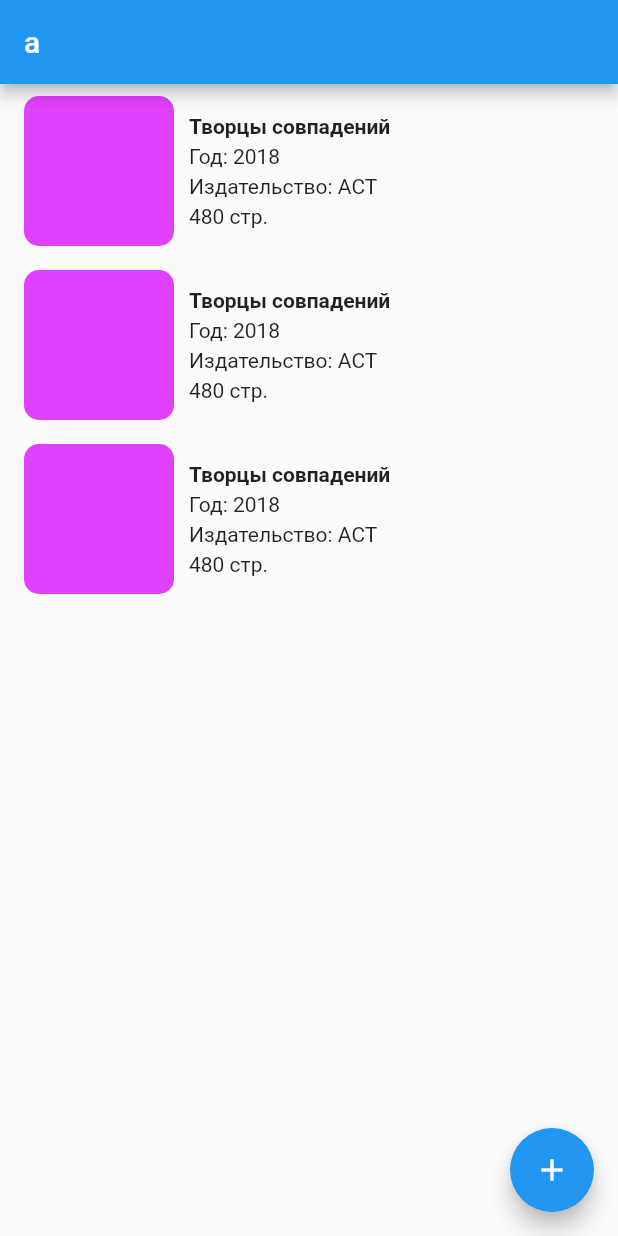
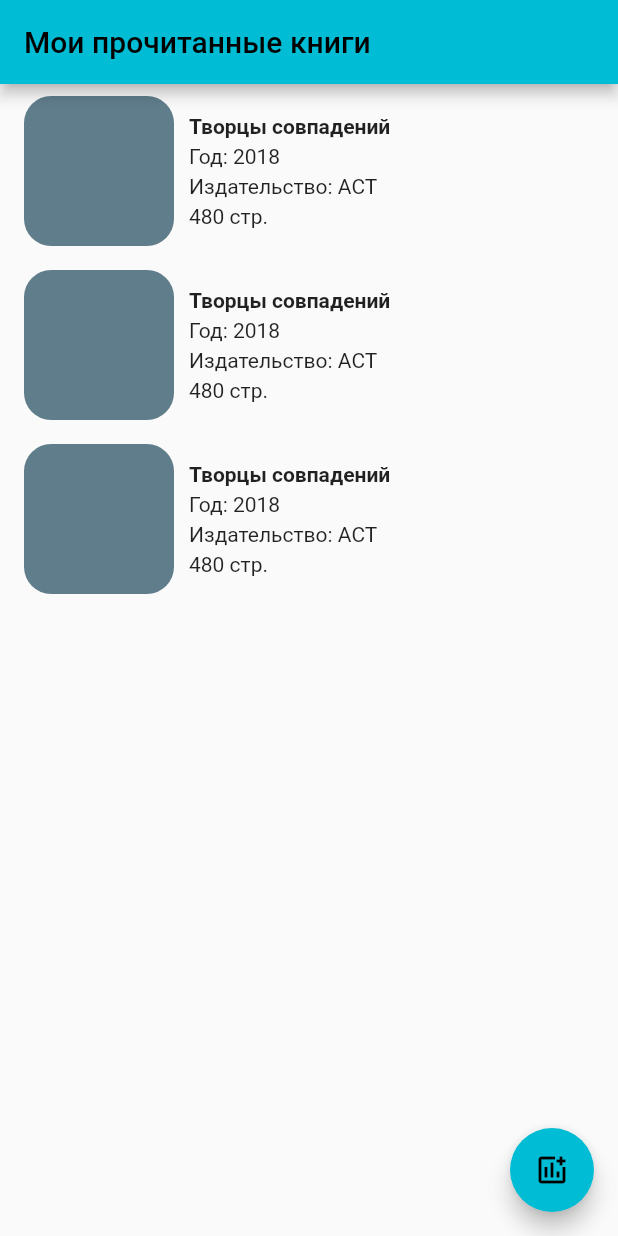
Before and after one commit to gastonbai/book_storage, a Flutter app: the screen it shows after launch, on a phone screen of 412 x 824 dp. Run offline on Flutter 3.47's test engine with Material 2 defaults, Android fonts, the light colour scheme and no system bars; our stand-ins replace freezed_annotation, sqflite; accounts and stored records are empty.

Commit message:
Привел в порядок код, поэкспериментировал с темами

```diff
--- a/lib/configuration/navigation/home_page.dart
+++ b/lib/configuration/navigation/home_page.dart
@@ -1,3 +1,5 @@
+import 'dart:math';
+
 import 'package:book_storage/core/extensions/widget_padding_extension.dart';
 import 'package:flutter/material.dart';
 import '../../domain/models/book_info.dart';
@@ -19,7 +21,7 @@ class MyHomePageState extends State<MyHomePage>{
   Widget build(BuildContext context) {
     return Scaffold(
       appBar: AppBar(
-          title: Text(widget.title)
+          title: Text('widget.title')
       ),
       body: ListView.builder(
         itemCount: 3,
@@ -57,9 +59,9 @@ class BookShortInfoWidget extends StatelessWidget {
     return Row(
       children: [
         ClipRRect(
-          borderRadius: BorderRadius.circular(10),
+          borderRadius: BorderRadius.circular(18),
           child: const ColoredBox(
-            color: Colors.purpleAccent,
+            color: Colors.blueGrey,
             child: SizedBox(
               width: 100,
               height: 100,
--- a/lib/core/App.dart
+++ b/lib/core/App.dart
@@ -1,6 +1,4 @@
 import 'package:flutter/material.dart';
-
-import '../configuration/navigation/home_page.dart';
 import '../features/library/library_page.dart';
 
 class App extends StatelessWidget {
@@ -9,11 +7,14 @@ class App extends StatelessWidget {
   @override
   Widget build(BuildContext context) {
     return MaterialApp(
-      title: 'Flutter Demo',
+      title: '545',
       theme: ThemeData(
-        primarySwatch: Colors.blue,
+        primarySwatch: Colors.cyan,
+        // primaryColor: Color.fromRGBO(10, 17, 58, 1),
       ),
-      home: LibraryPage(),
+      home:const LibraryPage(
+          title: 'Мои прочитанные книги',
+      ),
     );
   }
 }
--- a/lib/data/local_data_sources/book_storage/book_dara_source.dart
+++ b/lib/data/local_data_sources/book_storage/book_dara_source.dart
@@ -1,6 +1,7 @@
 import 'dart:async';
 import 'package:book_storage/domain/models/book_info.dart';
 import 'package:sqflite/sqflite.dart';
+import 'books_storage_hash_keys.dart';
 import 'models/book_model.dart';
 
 
--- a/lib/features/library/library_page.dart
+++ b/lib/features/library/library_page.dart
@@ -4,7 +4,7 @@ import '../../configuration/navigation/home_page.dart';
 import '../../domain/models/book_info.dart';
 
 class LibraryPage extends StatefulWidget {
-  const LibraryPage({super.key});
+  const LibraryPage({super.key, required String title});
 
   @override
   State<LibraryPage> createState() => _LibraryPageState();
@@ -17,7 +17,7 @@ class _LibraryPageState extends State<LibraryPage> {
   Widget build(BuildContext context) {
     return Scaffold(
       appBar: AppBar(
-        title: Text('a'),
+        title: Text('Мои прочитанные книги'),
       ),
       body: ListView.builder(
         itemCount: 3,
@@ -36,7 +36,7 @@ class _LibraryPageState extends State<LibraryPage> {
       floatingActionButton: FloatingActionButton(
         onPressed: () {},
         tooltip: 'Increment',
-        child: const Icon(Icons.add),
+        child: const Icon(Icons.add_chart_outlined),
       ),
     );
   }
```
Also changed, not shown: lib/data/local_data_sources/book_storage/models/book_model.dart (+1 -8 lines), 1 other file.
